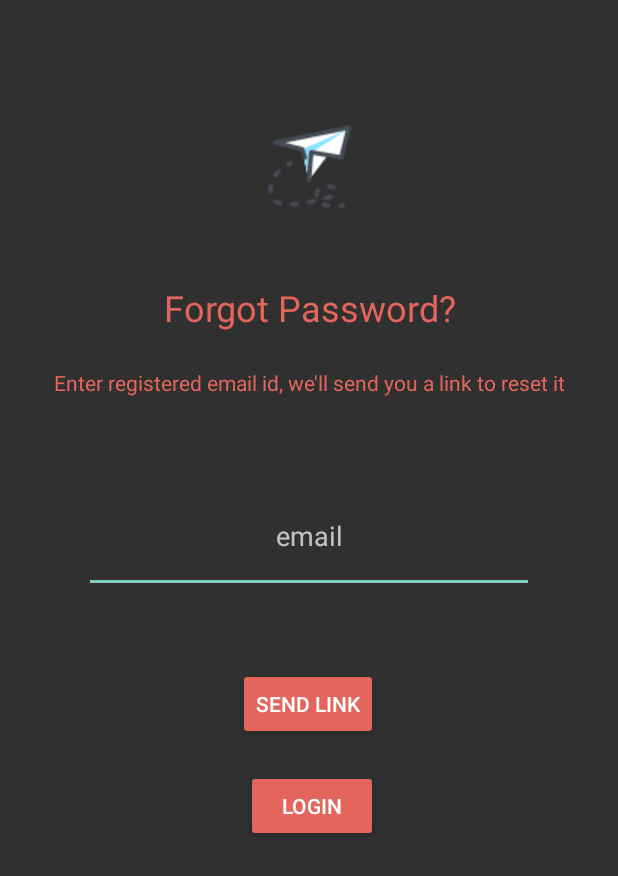
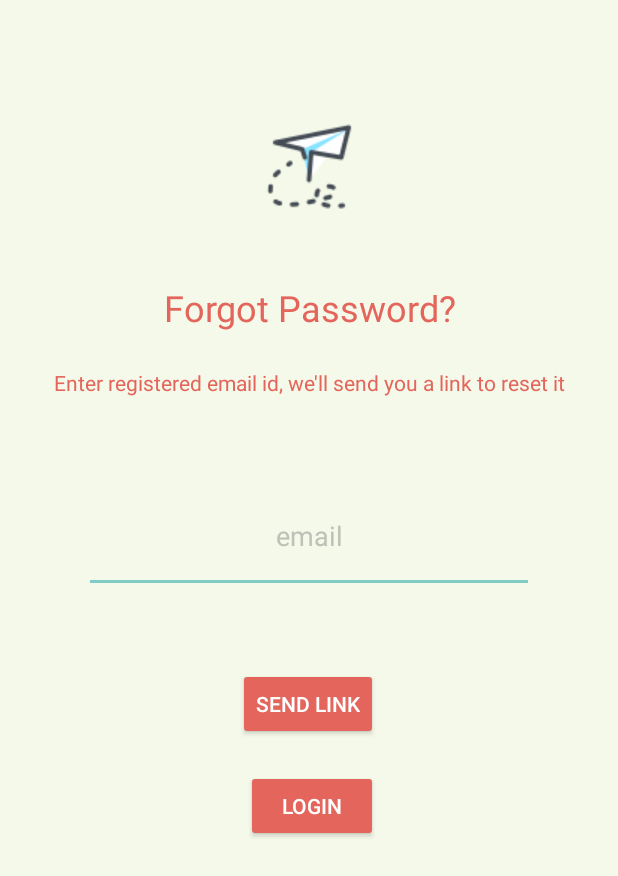
Before and after one commit to Sarang-Nambiar/OccupEye, an Android app: the ForgotPasswordPage screen opened directly, with no data from a screen before it, on a phone screen of 412 x 824 dp. Shown: the top 876 px of the screen. Run offline under Robolectric (Android 15) with nearby library versions, the phone set to English and light mode, and no system bars; our stand-ins replace Firebase (no records; nobody signed in at launch, a user with empty details on screens opened directly).

```diff
--- a/app/src/main/java/com/example/occupeye/ForgotPasswordPage.java
+++ b/app/src/main/java/com/example/occupeye/ForgotPasswordPage.java
@@ -4,6 +4,7 @@ import androidx.annotation.NonNull;
 import androidx.appcompat.app.AppCompatActivity;
 import androidx.core.content.ContextCompat;
 
+import android.content.Intent;
 import android.os.Bundle;
 import android.view.View;
 import android.widget.Button;
@@ -18,6 +19,7 @@ public class ForgotPasswordPage extends AppCompatActivity {
 
     EditText email;
     Button sendlink;
+    Button login;
 
     FirebaseAuth firebaseAuth;
 
@@ -27,7 +29,7 @@ public class ForgotPasswordPage extends AppCompatActivity {
         setContentView(R.layout.activity_forgot_password_page);
 
         email = findViewById(R.id.email);
-
+        login = findViewById(R.id.login);
         sendlink = findViewById(R.id.sendlink);
 
         firebaseAuth = FirebaseAuth.getInstance();
@@ -48,5 +50,12 @@ public class ForgotPasswordPage extends AppCompatActivity {
                 });
             }
         });
+
+        login.setOnClickListener(new View.OnClickListener() {
+            @Override
+            public void onClick(View view) {
+                startActivity(new Intent(ForgotPasswordPage.this, Login.class));
+            }
+        });
     }
 }
--- a/app/src/main/res/layout/activity_forgot_password_page.xml
+++ b/app/src/main/res/layout/activity_forgot_password_page.xml
@@ -2,6 +2,7 @@
 <androidx.constraintlayout.widget.ConstraintLayout xmlns:android="http://schemas.android.com/apk/res/android"
     xmlns:app="http://schemas.android.com/apk/res-auto"
     xmlns:tools="http://schemas.android.com/tools"
+    android:background="@color/homescreenbg"
     android:layout_width="match_parent"
     android:layout_height="match_parent"
     tools:context=".ForgotPasswordPage">
@@ -51,12 +52,11 @@
         android:layout_height="75sp"
         android:layout_marginTop="40dp"
         android:hint="email"
-
         android:maxLines="1"
         android:textAlignment="center"
-        android:textColor="@color/white"
+        android:textColor="@color/black"
+        android:textColorHint="@color/gray"
         app:layout_constraintEnd_toEndOf="parent"
-
         app:layout_constraintStart_toStartOf="parent"
         app:layout_constraintTop_toBottomOf="@+id/textView2"
         tools:ignore="MissingConstraints"
```
Also changed, not shown: app/src/main/java/com/example/occupeye/Login.java (+73 -17 lines), app/src/main/java/com/example/occupeye/Register.java (+20 -3 lines), app/src/main/java/com/example/occupeye/User.java (+8 -0 lines).
